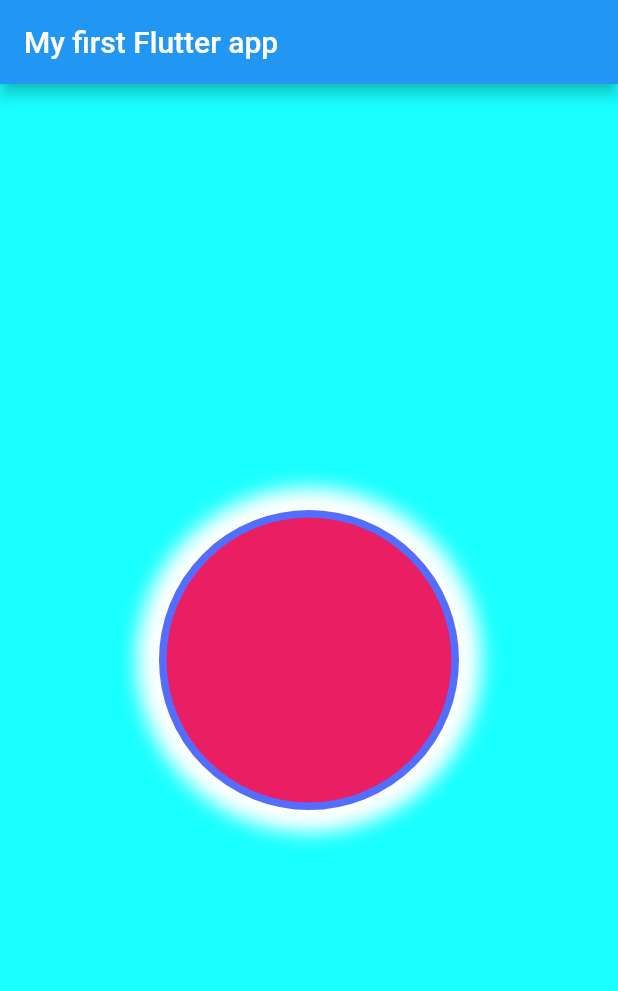
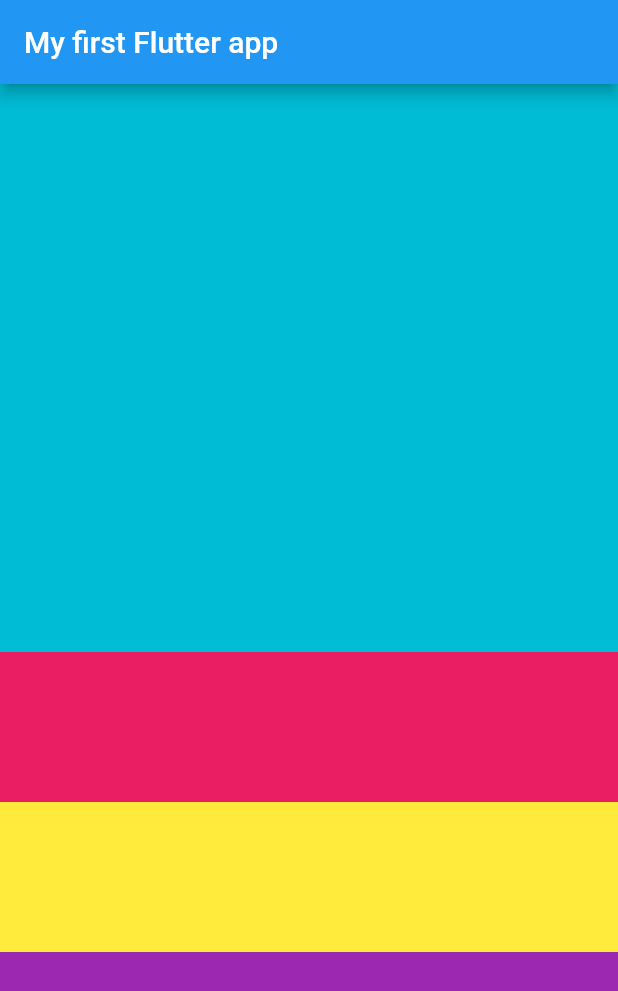
Before and after one commit to Spider-Calvin/MyFirst-Flutter-App, a Flutter app: the screen it shows after launch, on a phone screen of 412 x 824 dp. Shown: the top 991 px of the screen. Run offline on Flutter 3.47's test engine with Material 2 defaults, Android fonts, the phone set to English and light mode, and no system bars; missing offline and left inert: dart:ffi.

Commit message:
Expanded widget in flutter just like flex in React native

```diff
--- a/lib/main.dart
+++ b/lib/main.dart
@@ -32,33 +32,30 @@ class MyHomePage extends StatelessWidget {
         appBar: AppBar(
           title: const Text("My first Flutter app"),
         ),
-        body: Container(
-          height: double.infinity,
-          width: double.infinity,
-          color: Colors.cyanAccent,
-          child:Center(
-            child: Container(
-              height: 200,
-              width: 200,
-              decoration: BoxDecoration(
-                color: Colors.pink,
-                // borderRadius: BorderRadius.circular(12),
-                border: Border.all(
-                  width:5,
-                  color: Colors.indigoAccent
-                ),
-                boxShadow: const [
-                  BoxShadow(
-                    blurRadius: 11,
-                    spreadRadius: 15,
-                    color:Colors.white,
-                  )
-                ],
-                shape: BoxShape.circle
-
+        body: Column(
+          children:[
+            Expanded(
+              flex:2,
+              child: Container(
+                height:100,
+                color:Colors.cyan
               ),
             ),
-          )
+            Container(
+                height:100,
+                color:Colors.pink
+            ),
+            Container(
+                height:100,
+                color:Colors.yellow
+            ),
+            Expanded(
+              child: Container(
+                  height:100,
+                  color:Colors.purple
+              ),
+            )
+          ]
         )
     );
   }
```
